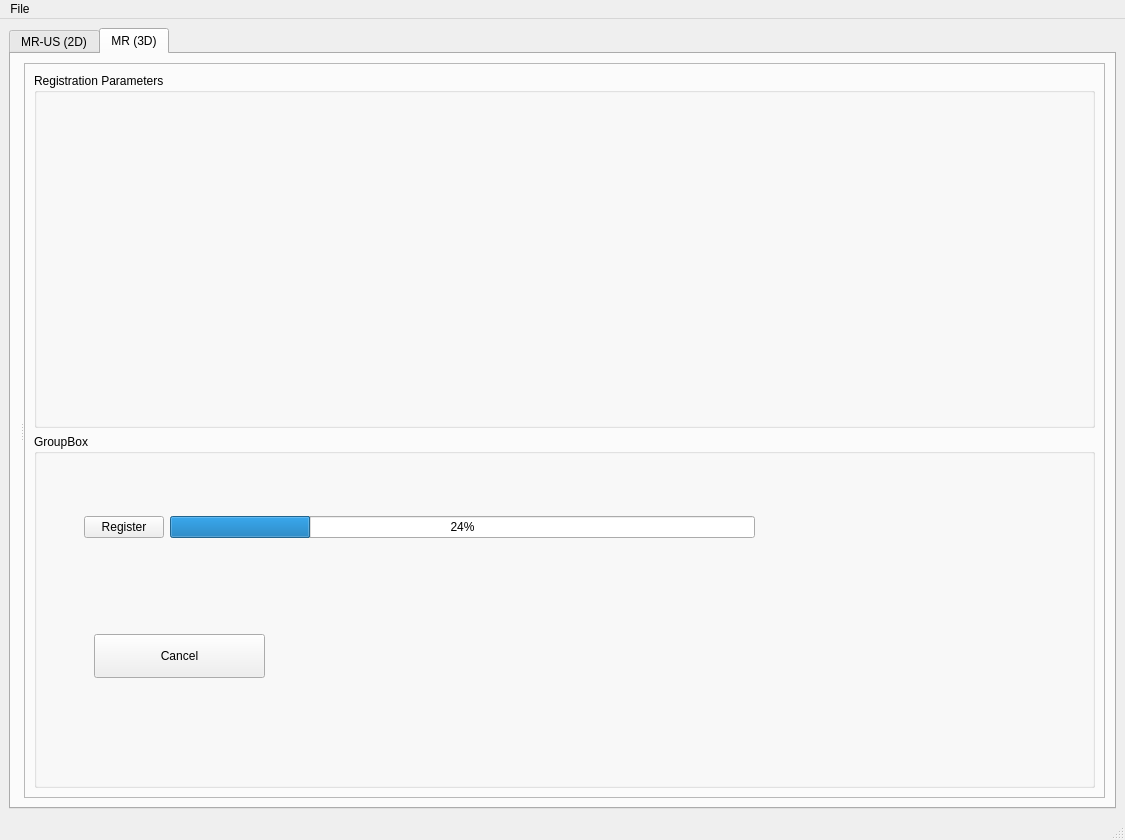
First picture: the form in Registration/Registration/app.ui, repository xeon-ye/TrialVTK, before the edit.
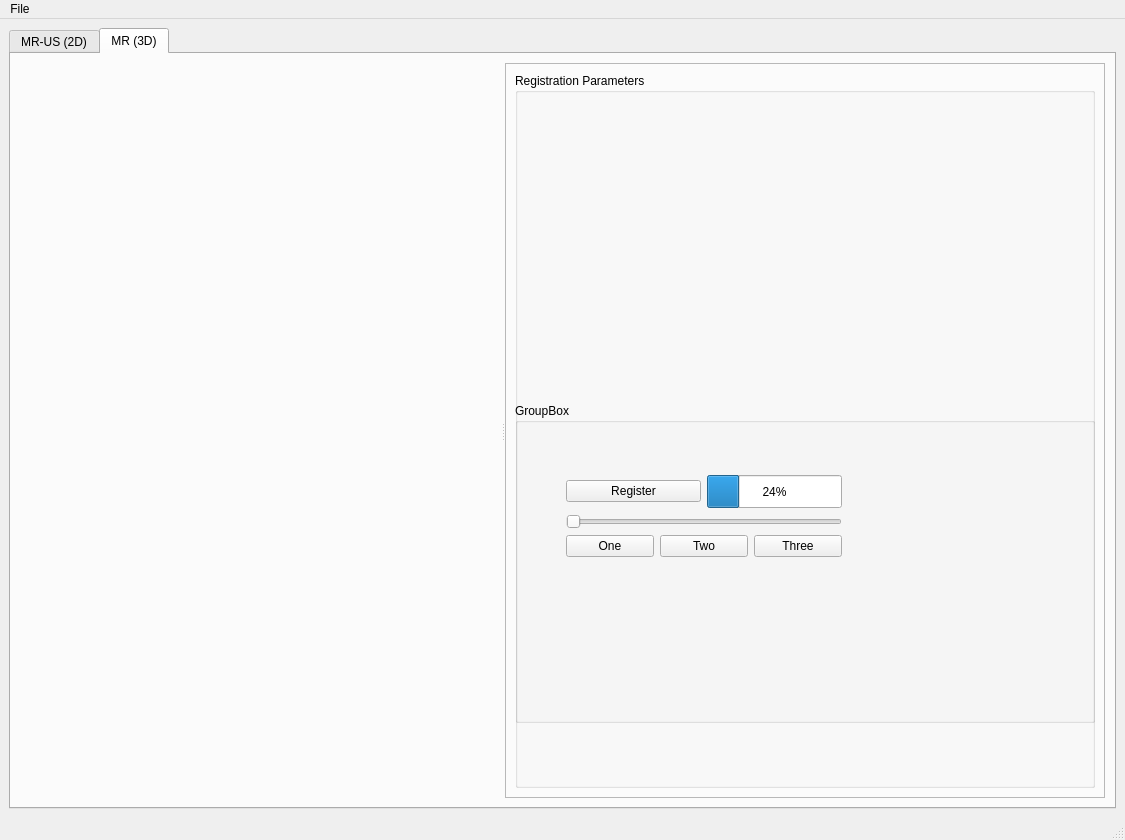
Second picture: the form after the edit. The open tabs and pages were chosen to show the change. Icons and pictures are not drawn. Custom widgets are drawn as their Qt base class.

Patch:
```diff
--- a/Registration/Registration/app.ui
+++ b/Registration/Registration/app.ui
@@ -95,16 +95,48 @@
            <enum>Qt::Horizontal</enum>
           </property>
           <widget class="QWidget" name="widget_2" native="true">
+           <property name="sizePolicy">
+            <sizepolicy hsizetype="Minimum" vsizetype="Minimum">
+             <horstretch>0</horstretch>
+             <verstretch>0</verstretch>
+            </sizepolicy>
+           </property>
            <layout class="QGridLayout" name="gridLayout_2">
             <item row="0" column="0">
-             <widget class="QVTKOpenGLWidget" name="mrView2" native="true"/>
+             <widget class="QVTKOpenGLWidget" name="mrView2" native="true">
+              <property name="minimumSize">
+               <size>
+                <width>40</width>
+                <height>60</height>
+               </size>
+              </property>
+             </widget>
             </item>
             <item row="1" column="0">
-             <widget class="QVTKOpenGLWidget" name="usView2" native="true"/>
+             <widget class="QVTKOpenGLWidget" name="usView2" native="true">
+              <property name="minimumSize">
+               <size>
+                <width>40</width>
+                <height>60</height>
+               </size>
+              </property>
+             </widget>
             </item>
            </layout>
           </widget>
           <widget class="QFrame" name="frame">
+           <property name="sizePolicy">
+            <sizepolicy hsizetype="MinimumExpanding" vsizetype="Preferred">
+             <horstretch>0</horstretch>
+             <verstretch>0</verstretch>
+            </sizepolicy>
+           </property>
+           <property name="maximumSize">
+            <size>
+             <width>600</width>
+             <height>1600000</height>
+            </size>
+           </property>
            <property name="frameShape">
             <enum>QFrame::StyledPanel</enum>
            </property>
@@ -114,54 +146,126 @@
            <layout class="QVBoxLayout" name="verticalLayout_2">
             <item>
              <widget class="QGroupBox" name="groupBox0">
+              <property name="sizePolicy">
+               <sizepolicy hsizetype="MinimumExpanding" vsizetype="Preferred">
+                <horstretch>0</horstretch>
+                <verstretch>0</verstretch>
+               </sizepolicy>
+              </property>
               <property name="title">
                <string>Registration Parameters</string>
               </property>
-             </widget>
-            </item>
-            <item>
-             <widget class="QGroupBox" name="groupBox1">
-              <property name="title">
-               <string>GroupBox</string>
-              </property>
-              <widget class="QPushButton" name="btnCancel">
+              <widget class="QGroupBox" name="groupBox1">
                <property name="geometry">
                 <rect>
-                 <x>60</x>
-                 <y>200</y>
-                 <width>171</width>
-                 <height>44</height>
+                 <x>0</x>
+                 <y>330</y>
+                 <width>580</width>
+                 <height>320</height>
                 </rect>
                </property>
-               <property name="text">
-                <string>Cancel</string>
+               <property name="sizePolicy">
+                <sizepolicy hsizetype="MinimumExpanding" vsizetype="Preferred">
+                 <horstretch>0</horstretch>
+                 <verstretch>0</verstretch>
+                </sizepolicy>
                </property>
-              </widget>
-              <widget class="QWidget" name="">
-               <property name="geometry">
-                <rect>
-                 <x>50</x>
-                 <y>70</y>
-                 <width>671</width>
-                 <height>46</height>
-                </rect>
+               <property name="title">
+                <string>GroupBox</string>
                </property>
-               <layout class="QHBoxLayout" name="horizontalLayout_3">
-                <item>
-                 <widget class="QPushButton" name="btnReg">
-                  <property name="text">
-                   <string>Register</string>
-                  </property>
-                 </widget>
-                </item>
-                <item>
-                 <widget class="QProgressBar" name="progressBar">
-                  <property name="value">
-                   <number>24</number>
-                  </property>
-                 </widget>
-                </item>
-               </layout>
+               <widget class="QWidget" name="layoutWidget">
+                <property name="geometry">
+                 <rect>
+                  <x>51</x>
+                  <y>72</y>
+                  <width>276</width>
+                  <height>82</height>
+                 </rect>
+                </property>
+                <layout class="QVBoxLayout" name="verticalLayout_3">
+                 <item>
+                  <layout class="QHBoxLayout" name="horizontalLayout_3">
+                   <item>
+                    <widget class="QPushButton" name="btnReg">
+                     <property name="sizePolicy">
+                      <sizepolicy hsizetype="MinimumExpanding" vsizetype="Fixed">
+                       <horstretch>0</horstretch>
+                       <verstretch>0</verstretch>
+                      </sizepolicy>
+                     </property>
+                     <property name="text">
+                      <string>Register</string>
+                     </property>
+                    </widget>
+                   </item>
+                   <item>
+                    <widget class="QProgressBar" name="progressBar">
+                     <property name="maximumSize">
+                      <size>
+                       <width>16000</width>
+                       <height>16000</height>
+                      </size>
+                     </property>
+                     <property name="value">
+                      <number>24</number>
+                     </property>
+                    </widget>
+                   </item>
+                  </layout>
+                 </item>
+                 <item>
+                  <widget class="QSlider" name="sliderZoom">
+                   <property name="orientation">
+                    <enum>Qt::Horizontal</enum>
+                   </property>
+                  </widget>
+                 </item>
+                 <item>
+                  <layout class="QHBoxLayout"
+                          name="horizontalLayout_4">
+                   <item>
+                    <widget class="QPushButton" name="btnOne">
+                     <property name="sizePolicy">
+                      <sizepolicy hsizetype="MinimumExpanding" vsizetype="Fixed">
+                       <horstretch>0</horstretch>
+                       <verstretch>0</verstretch>
+                      </sizepolicy>
+                     </property>
+                     <property name="text">
+                      <string>One</string>
+                     </property>
+                    </widget>
+                   </item>
+                   <item>
+                    <widget class="QPushButton" name="btnTwo">
+                     <property name="sizePolicy">
+                      <sizepolicy hsizetype="MinimumExpanding" vsizetype="Fixed">
+                       <horstretch>0</horstretch>
+                       <verstretch>0</verstretch>
+                      </sizepolicy>
+                     </property>
+                     <property name="text">
+                      <string>Two</string>
+                     </property>
+                    </widget>
+                   </item>
+                   <item>
+                    <widget class="QPushButton" name="btnThree">
+                     <property name="sizePolicy">
+                      <sizepolicy hsizetype="MinimumExpanding" vsizetype="Fixed">
+                       <horstretch>0</horstretch>
+                       <verstretch>0</verstretch>
+                      </sizepolicy>
+                     </property>
+                     <property name="text">
+                      <string>Three</string>
+                     </property>
+                    </widget>
+                   </item>
+                  </layout>
+                 </item>
+                </layout>
+               </widget>
               </widget>
              </widget>
             </item>
```
Left out of the diff: 2 changed lines with no effect on the pictures.
